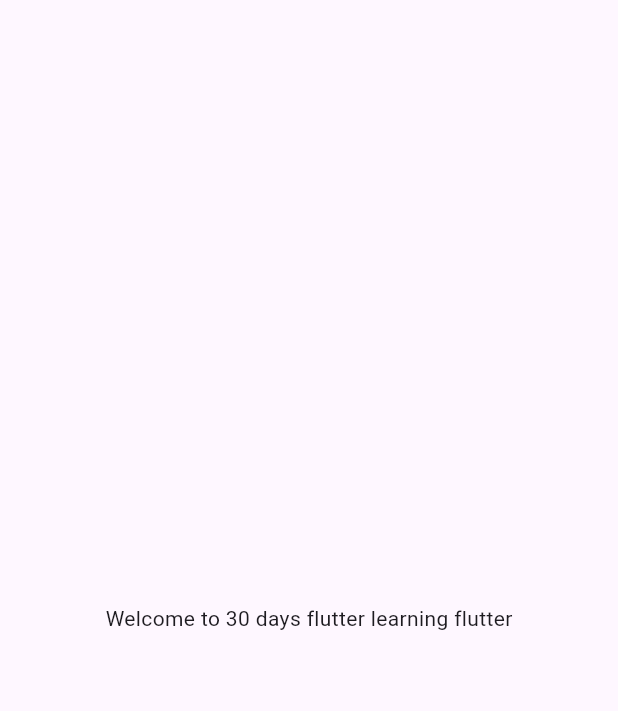
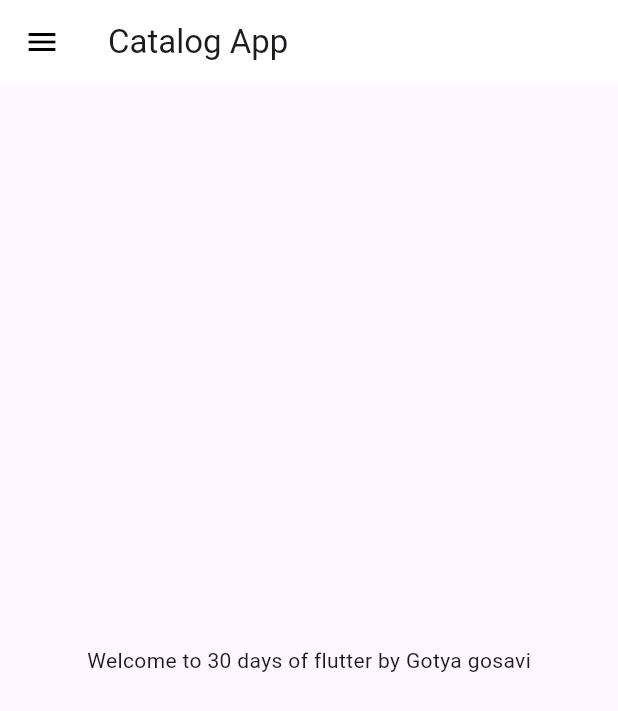
Before and after one commit to patugosavi/FlutterCatalog, a Flutter app: the screen it shows after launch, on a phone screen of 412 x 824 dp. Shown: the top 711 px of the screen. Run offline on Flutter 3.47's test engine with Material 3 defaults, Android fonts, the phone set to English and light mode, and no system bars; our stand-ins replace google_fonts.

Commit message:
first commit

```diff
--- a/lib/main.dart
+++ b/lib/main.dart
@@ -1,4 +1,8 @@
+import 'package:catalog/pages/home_page.dart';
+import 'package:catalog/pages/login_page.dart';
+import 'package:catalog/widgets/themes.dart';
 import 'package:flutter/material.dart';
+import 'package:catalog/utils/routes.dart';
 
 void main() {
   runApp(MyApp());
@@ -10,13 +14,16 @@ class MyApp extends StatelessWidget {
   @override
   Widget build(BuildContext context) {
     return MaterialApp(
-      home: Material(
-        child: Center(
-          child: Container(
-            child: Text("Welcome to 30 days flutter learning flutter"),
-          ),
-        ),
-      ),
+      // home: HomePage(),
+      themeMode: ThemeMode.light,
+      theme: MyTheme.lightTheme(context),
+      darkTheme: MyTheme.darkTheme(context),
+      initialRoute: MyRoutes.homeRoute,
+      routes: {
+        "/": (context) => LoginPage(),
+        MyRoutes.homeRoute: (context) => HomePage(),
+        MyRoutes.loginRoute: (context) => LoginPage(),
+      },
     );
   }
 }
--- /dev/null
+++ b/lib/pages/home_page.dart
@@ -0,0 +1,24 @@
+import "package:catalog/widgets/drawer.dart";
+import "package:flutter/material.dart";
+
+class HomePage extends StatelessWidget {
+  const HomePage({super.key});
+
+  final int days = 30;
+  final String name = "Gotya gosavi";
+
+  @override
+  Widget build(BuildContext context) {
+    return Scaffold(
+      appBar: AppBar(
+        title: Text("Catalog App"),
+      ),
+      body: Center(
+        child: Container(
+          child: Text("Welcome to $days days of flutter by $name"),
+        ),
+      ),
+      drawer: MyDrawer(),
+    );
+  }
+}
--- /dev/null
+++ b/lib/utils/routes.dart
@@ -0,0 +1,4 @@
+class MyRoutes {
+  static String loginRoute = "/login";
+  static String homeRoute = "/home";
+}
--- /dev/null
+++ b/lib/widgets/themes.dart
@@ -0,0 +1,19 @@
+import 'package:flutter/material.dart';
+import 'package:google_fonts/google_fonts.dart';
+
+class MyTheme {
+  static ThemeData lightTheme(BuildContext context) => ThemeData(
+        primarySwatch: Colors.deepPurple,
+        fontFamily: GoogleFonts.lato().fontFamily,
+        appBarTheme: AppBarTheme(
+          color: Colors.white,
+          elevation: 0.0,
+          iconTheme: IconThemeData(color: Colors.black),
+        ),
+        textTheme: Theme.of(context).textTheme,
+      );
+
+  static ThemeData darkTheme(BuildContext context) => ThemeData(
+        brightness: Brightness.dark,
+      );
+}
--- a/pubspec.yaml
+++ b/pubspec.yaml
@@ -35,6 +35,7 @@ dependencies:
   # The following adds the Cupertino Icons font to your application.
   # Use with the CupertinoIcons class for iOS style icons.
   cupertino_icons: ^1.0.8
+  google_fonts: ^6.2.1
 
 dev_dependencies:
   flutter_test:
@@ -59,8 +60,8 @@ flutter:
   uses-material-design: true
 
   # To add assets to your application, add an assets section, like this:
-  # assets:
-  #   - images/a_dot_burr.jpeg
+  assets:
+    - assets/images/
   #   - images/a_dot_ham.jpeg
 
   # An image asset can refer to one or more resolution-specific "variants", see
```
Also changed, not shown: lib/models/catalog.dart (added, +27 -0 lines), lib/pages/login_page.dart (added, +137 -0 lines), lib/widgets/drawer.dart (added, +71 -0 lines), assets/images/login_image.png (added), pubspec.lock, 10 other files.
